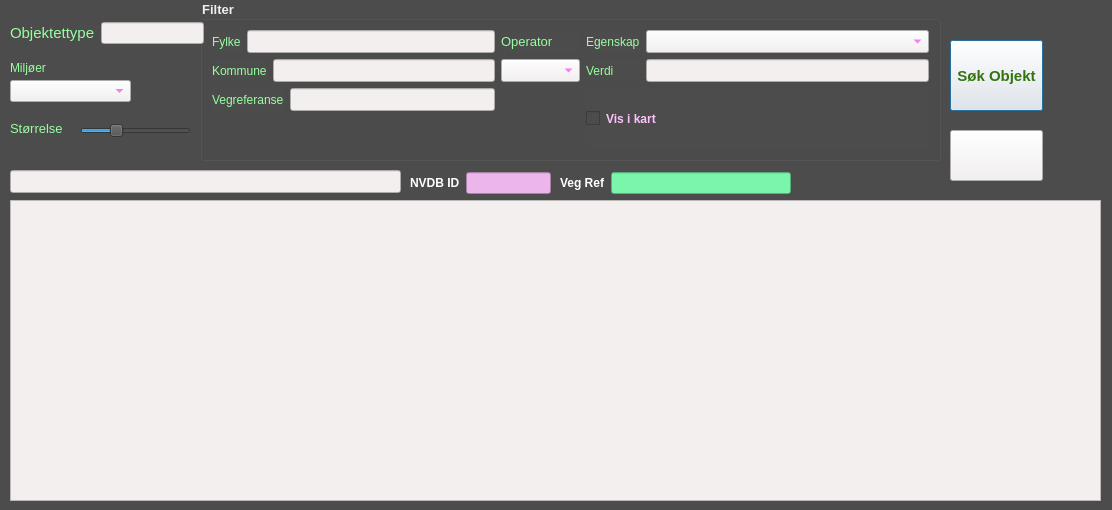
JACCCostring/NVDBPlugin, file nvdb_beta_dialog_base.ui: the form before one commit.
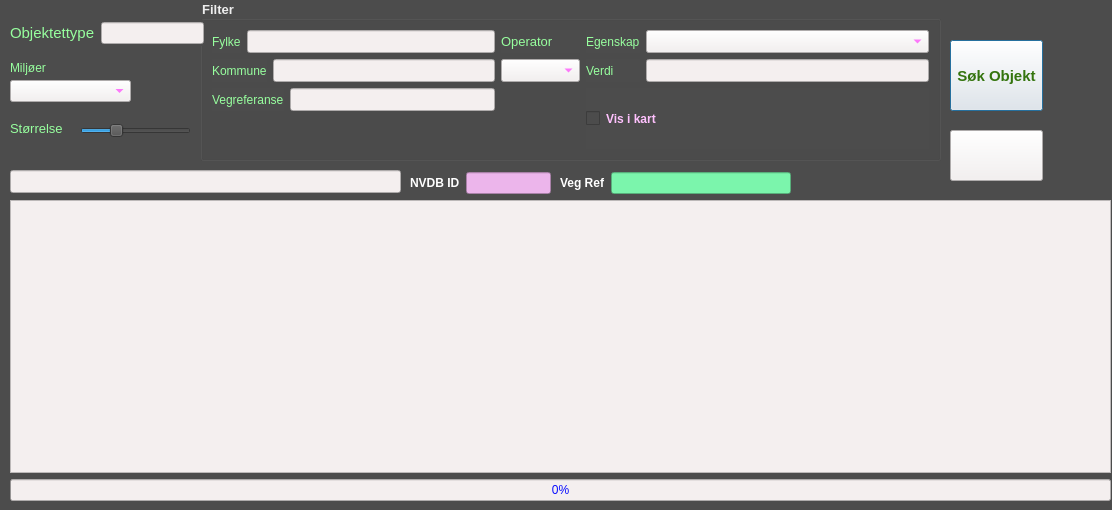
The form after the commit. Icons and pictures are not drawn.

Patch:
```diff
--- a/nvdb_beta_dialog_base.ui
+++ b/nvdb_beta_dialog_base.ui
@@ -529,26 +529,61 @@
     <string>Størrelse</string>
    </property>
   </widget>
-  <widget class="QTableView" name="tableResult">
+  <widget class="QLabel" name="search_status_label">
+   <property name="geometry">
+    <rect>
+     <x>950</x>
+     <y>10</y>
+     <width>141</width>
+     <height>29</height>
+    </rect>
+   </property>
+   <property name="styleSheet">
+    <string notr="true">color: rgb(55, 212, 255);</string>
+   </property>
+   <property name="text">
+    <string/>
+   </property>
+  </widget>
+  <widget class="QWidget" name="">
    <property name="geometry">
     <rect>
      <x>10</x>
      <y>200</y>
-     <width>1091</width>
+     <width>1101</width>
      <height>301</height>
     </rect>
    </property>
-   <property name="styleSheet">
-    <string notr="true">background-color: rgb(244, 239, 239);
+   <layout class="QVBoxLayout" name="verticalLayout">
+    <item>
+     <widget class="QTableView" name="tableResult">
+      <property name="styleSheet">
+       <string notr="true">background-color: rgb(244, 239, 239);
 border-color: rgb(255, 255, 0);
 color: rgb(0, 0, 255);</string>
-   </property>
-   <property name="editTriggers">
-    <set>QAbstractItemView::NoEditTriggers</set>
-   </property>
-   <property name="selectionBehavior">
-    <enum>QAbstractItemView::SelectRows</enum>
-   </property>
+      </property>
+      <property name="editTriggers">
+       <set>QAbstractItemView::NoEditTriggers</set>
+      </property>
+      <property name="selectionBehavior">
+       <enum>QAbstractItemView::SelectRows</enum>
+      </property>
+     </widget>
+    </item>
+    <item>
+     <widget class="QProgressBar" name="search_object_progress_bar">
+      <property name="styleSheet">
+       <string notr="true">font: 75 8pt &quot;MS Shell Dlg 2&quot;;
+color: rgb(10, 14, 255);
+background-color: rgb(244, 239, 239);
+</string>
+      </property>
+      <property name="value">
+       <number>0</number>
+      </property>
+     </widget>
+    </item>
+   </layout>
   </widget>
  </widget>
  <resources/>
```
Left out of the diff: 163 changed lines with no effect on the pictures.
